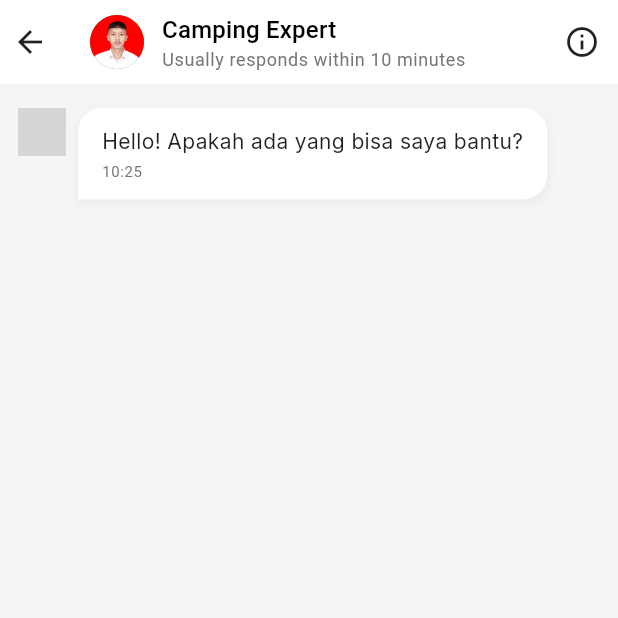
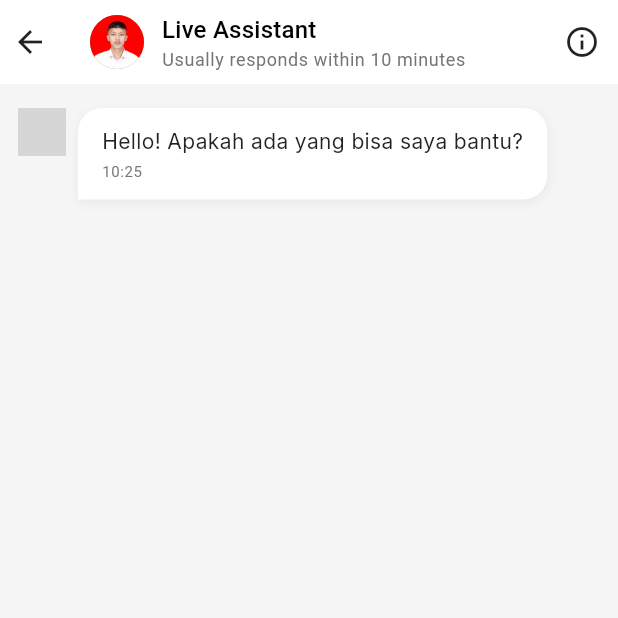
Before and after one commit to frzxw/quiz_provis_c1_2025, a Flutter app: the ChatScreen screen opened by its route, on a phone screen of 412 x 824 dp, the top half of it. Run offline on Flutter 3.47's test engine with Material 3 defaults, Android fonts, the light colour scheme and no system bars; our stand-ins replace google_fonts; grey boxes are pictures that could not be loaded.

Commit message:
update chat screen title from 'Camping Expert' to 'Live Assistant' for clarity

```diff
--- a/lib/screens/chat_screen.dart
+++ b/lib/screens/chat_screen.dart
@@ -125,7 +125,7 @@ class _ChatScreenState extends State<ChatScreen> {
                 crossAxisAlignment: CrossAxisAlignment.start,
                 children: [
                   Text(
-                    'Camping Expert',
+                    'Live Assistant',
                     style: theme.textTheme.titleMedium?.copyWith(
                       fontSize: isSmallScreen ? 15 : 16,
                     ),
```
